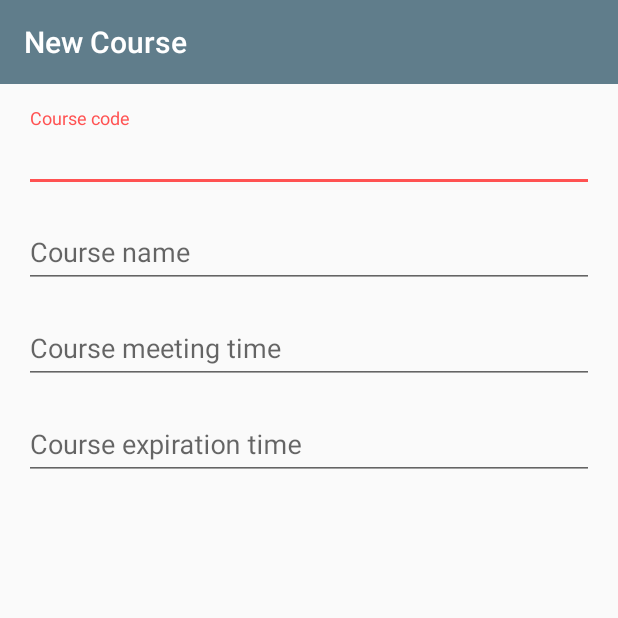
After one commit to izzyalonso/OfficeHours-Android, an Android app: the NewCourseActivity screen opened directly, with no data from a screen before it, on a phone screen of 412 x 824 dp, the top half of it. The commit adds this screen. Run offline under Robolectric (Android 15) with nearby library versions, the phone set to English and light mode, and no system bars; our stand-ins replace data binding.

Commit message:
Start work on NewCourseActivity and random changes

```diff
--- a/app/build.gradle
+++ b/app/build.gradle
@@ -38,6 +38,7 @@ dependencies{
     compile 'com.android.support:appcompat-v7:25.0.1'
     compile 'com.android.support:recyclerview-v7:25.0.1'
     compile 'com.android.support:cardview-v7:25.0.1'
+    compile 'com.android.support:design:25.0.1'
 
     //Firebase/Google
     compile 'com.google.firebase:firebase-messaging:9.8.0'
--- a/app/src/main/AndroidManifest.xml
+++ b/app/src/main/AndroidManifest.xml
@@ -38,5 +38,9 @@
             android:name=".activity.AddCourseActivity"
             android:label="Add to schedule" />
 
+        <activity
+            android:name=".activity.NewCourseActivity"
+            android:label="New Course" />
+
     </application>
 </manifest>
--- a/app/src/main/java/org/tndata/officehours/activity/AddCodeActivity.java
+++ b/app/src/main/java/org/tndata/officehours/activity/AddCodeActivity.java
@@ -14,6 +14,7 @@ import android.view.inputmethod.InputMethodManager;
 import org.tndata.officehours.R;
 import org.tndata.officehours.databinding.ActivityAddCodeBinding;
 import org.tndata.officehours.model.Course;
+import org.tndata.officehours.model.StudentCourse;
 
 
 /**
@@ -112,7 +113,7 @@ public class AddCodeActivity extends AppCompatActivity implements TextWatcher{
     }
 
     private void onCodeAccepted(){
-        course = new Course("MATH 3450", "TR 3:00-4:25", "Dr. Chili");
+        course = new StudentCourse("MATH 3450", "TR 3:00-4:25", "Dr. Chili");
         startActivityForResult(AddCourseActivity.getIntent(this, course), ADD_COURSE_RC);
     }
 
--- a/app/src/main/java/org/tndata/officehours/activity/AddCourseActivity.java
+++ b/app/src/main/java/org/tndata/officehours/activity/AddCourseActivity.java
@@ -15,7 +15,7 @@ import org.tndata.officehours.model.Course;
 
 
 /**
- * Lets the user decide whether this is the course they want to add to their schedule.
+ * Lets the user decide whether this is the course they want to add to their add.
  *
  * @author Ismael Alonso
  * @version 1.0.0
--- /dev/null
+++ b/app/src/main/java/org/tndata/officehours/activity/NewCourseActivity.java
@@ -0,0 +1,71 @@
+package org.tndata.officehours.activity;
+
+import android.app.DatePickerDialog;
+import android.databinding.DataBindingUtil;
+import android.os.Bundle;
+import android.support.annotation.Nullable;
+import android.support.v7.app.AppCompatActivity;
+import android.view.View;
+import android.widget.DatePicker;
+
+import org.tndata.officehours.R;
+import org.tndata.officehours.databinding.ActivityNewCourseBinding;
+
+import java.util.Calendar;
+
+
+/**
+ * Activity used to create a course.
+ *
+ * @author Ismael Alonso
+ * @version 1.0.0
+ */
+public class NewCourseActivity extends AppCompatActivity implements View.OnClickListener, DatePickerDialog.OnDateSetListener{
+    private ActivityNewCourseBinding binding;
+
+    private int expirationYear;
+    private int expirationMonth;
+    private int expirationDay;
+
+    @Override
+    protected void onCreate(@Nullable Bundle savedInstanceState){
+        super.onCreate(savedInstanceState);
+        binding = DataBindingUtil.setContentView(this, R.layout.activity_new_course);
+
+        setSupportActionBar(binding.newCourseToolbar.toolbar);
+
+        binding.newCourseExpiration.setOnClickListener(this);
+
+        expirationYear = -1;
+        expirationMonth = -1;
+        expirationDay = -1;
+    }
+
+    @Override
+    public void onClick(View view){
+        switch (view.getId()){
+            case R.id.new_course_expiration:
+                pickExpiration();
+                break;
+        }
+    }
+
+    private void pickExpiration(){
+        Calendar calendar = Calendar.getInstance();
+        int year = expirationYear != -1 ? expirationYear : calendar.get(Calendar.YEAR);
+        int month = expirationMonth != -1 ? expirationMonth : calendar.get(Calendar.MONTH);
+        int day = expirationDay != -1 ? expirationDay : calendar.get(Calendar.DAY_OF_MONTH);
+
+        new DatePickerDialog(this, this, year, month, day).show();
+    }
+
+    @Override
+    public void onDateSet(DatePicker datePicker, int year, int monthOfYear, int dayOfMonth){
+        expirationYear = year;
+        expirationMonth = monthOfYear;
+        expirationDay = dayOfMonth;
+
+        String expiration = (expirationMonth+1) + "/" + expirationDay + "/" + expirationYear;
+        binding.newCourseExpiration.setText(expiration);
+    }
+}
--- a/app/src/main/java/org/tndata/officehours/adapter/ScheduleAdapter.java
+++ b/app/src/main/java/org/tndata/officehours/adapter/ScheduleAdapter.java
@@ -11,12 +11,13 @@ import org.tndata.officehours.model.Course;
 import org.tndata.officehours.R;
 import org.tndata.officehours.databinding.CardCourseBinding;
 import org.tndata.officehours.holder.CourseHolder;
+import org.tndata.officehours.model.StudentCourse;
 
 import java.util.List;
 
 
 /**
- * Adapter used in ScheduleActivity to display the student's schedule
+ * Adapter used in ScheduleActivity to display the student's add
  *
  * @author Ismael Alonso
  * @version 1.0.0
--- a/app/src/main/res/layout/activity_launcher.xml
+++ b/app/src/main/res/layout/activity_launcher.xml
@@ -25,5 +25,11 @@
             android:layout_gravity="center_horizontal"
             android:text="schedule" />
 
+        <ProgressBar
+            android:layout_width="35dp"
+            android:layout_height="35dp"
+            android:layout_marginTop="100dp"
+            android:layout_gravity="center_horizontal" />
+
     </LinearLayout>
 </layout>
--- /dev/null
+++ b/app/src/main/res/layout/activity_new_course.xml
@@ -0,0 +1,81 @@
+<?xml version="1.0" encoding="utf-8"?>
+<layout>
+    <LinearLayout
+        xmlns:android="http://schemas.android.com/apk/res/android"
+        android:orientation="vertical"
+        android:layout_width="match_parent"
+        android:layout_height="match_parent" >
+
+        <include
+            android:id="@+id/new_course_toolbar"
+            layout="@layout/toolbar" />
+
+        <ScrollView
+            android:layout_width="match_parent"
+            android:layout_height="0dp"
+            android:layout_weight="1" >
+
+            <LinearLayout
+                android:orientation="vertical"
+                android:layout_width="match_parent"
+                android:layout_height="wrap_content"
+                android:layout_margin="16dp" >
+
+                <android.support.design.widget.TextInputLayout
+                    android:layout_width="match_parent"
+                    android:layout_height="wrap_content" >
+
+                    <android.support.design.widget.TextInputEditText
+                        android:id="@+id/new_course_code"
+                        android:layout_width="match_parent"
+                        android:layout_height="wrap_content"
+                        android:hint="Course code" />
+
+                </android.support.design.widget.TextInputLayout>
+
+                <android.support.design.widget.TextInputLayout
+                    android:layout_width="match_parent"
+                    android:layout_height="wrap_content"
+                    android:layout_marginTop="8dp" >
+
+                    <android.support.design.widget.TextInputEditText
+                        android:id="@+id/new_course_name"
+                        android:layout_width="match_parent"
+                        android:layout_height="wrap_content"
+                        android:hint="Course name" />
+
+                </android.support.design.widget.TextInputLayout>
+
+                <android.support.design.widget.TextInputLayout
+                    android:id="@+id/new_course_time_hint"
+                    android:layout_width="match_parent"
+                    android:layout_height="wrap_content"
+                    android:layout_marginTop="8dp" >
+
+                    <android.support.design.widget.TextInputEditText
+                        android:id="@+id/new_course_time"
+                        android:layout_width="match_parent"
+                        android:layout_height="wrap_content"
+                        android:focusable="false"
+                        android:hint="Course meeting time" />
+
+                </android.support.design.widget.TextInputLayout>
+
+                <android.support.design.widget.TextInputLayout
+                    android:id="@+id/new_course_expiration_hint"
+                    android:layout_width="match_parent"
+                    android:layout_height="wrap_content"
+                    android:layout_marginTop="8dp" >
+
+                    <android.support.design.widget.TextInputEditText
+                        android:id="@+id/new_course_expiration"
+                        android:layout_width="match_parent"
+                        android:layout_height="wrap_content"
+                        android:focusable="false"
+                        android:hint="Course expiration time" />
+
+                </android.support.design.widget.TextInputLayout>
+            </LinearLayout>
+        </ScrollView>
+    </LinearLayout>
+</layout>
--- a/app/src/main/res/menu/schedule.xml
+++ b/app/src/main/res/menu/add.xml
@@ -4,7 +4,7 @@
     xmlns:app="http://schemas.android.com/apk/res-auto">
 
     <item
-        android:id="@+id/schedule_add"
+        android:id="@+id/add_add"
         android:icon="@drawable/ic_add_white_24dp"
         android:title="Add a course"
         android:titleCondensed="Add"
```
Also changed, not shown: app/src/main/java/org/tndata/officehours/OfficeHoursApp.java (+16 -0 lines), app/src/main/java/org/tndata/officehours/activity/LauncherActivity.java (+7 -2 lines), app/src/main/java/org/tndata/officehours/activity/ScheduleActivity.java (+17 -43 lines), app/src/main/java/org/tndata/officehours/util/CustomItemDecoration.java (added, +49 -0 lines), app/src/main/res/layout/activity_add_course.xml (+0 -7 lines), app/src/main/res/layout/card_course.xml (+0 -7 lines), model/src/main/java/org/tndata/officehours/model/Course.java (+4 -14 lines), model/src/main/java/org/tndata/officehours/model/InstructorCourse.java (+25 -0 lines), model/src/main/java/org/tndata/officehours/model/StudentCourse.java (+25 -0 lines).
